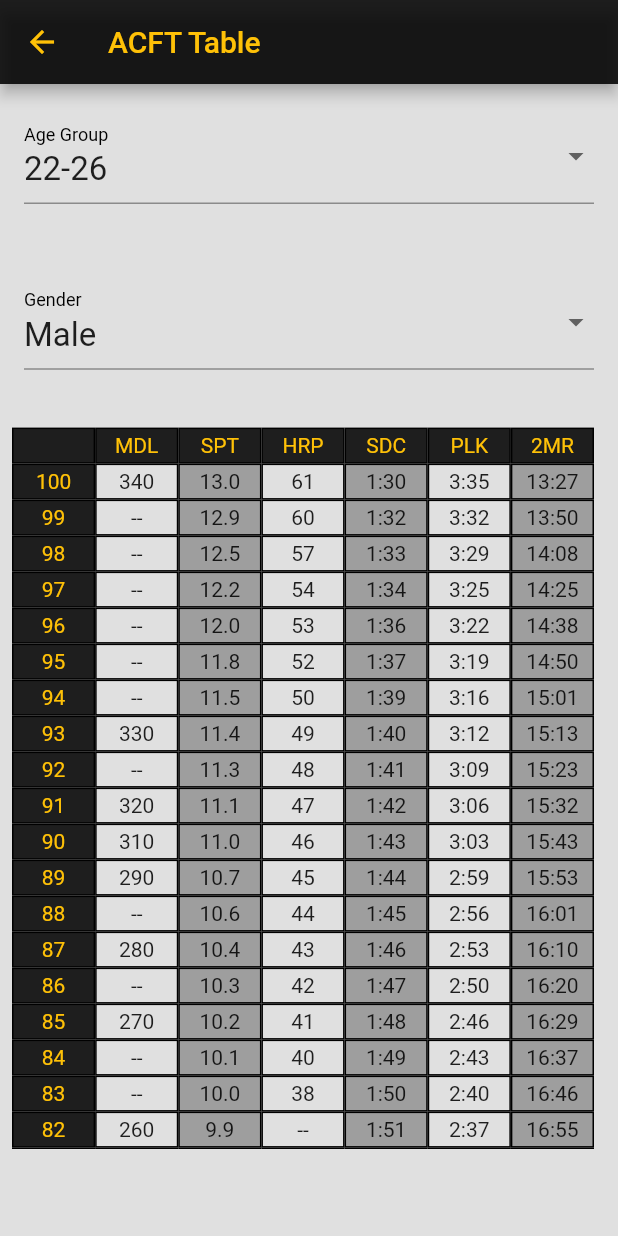
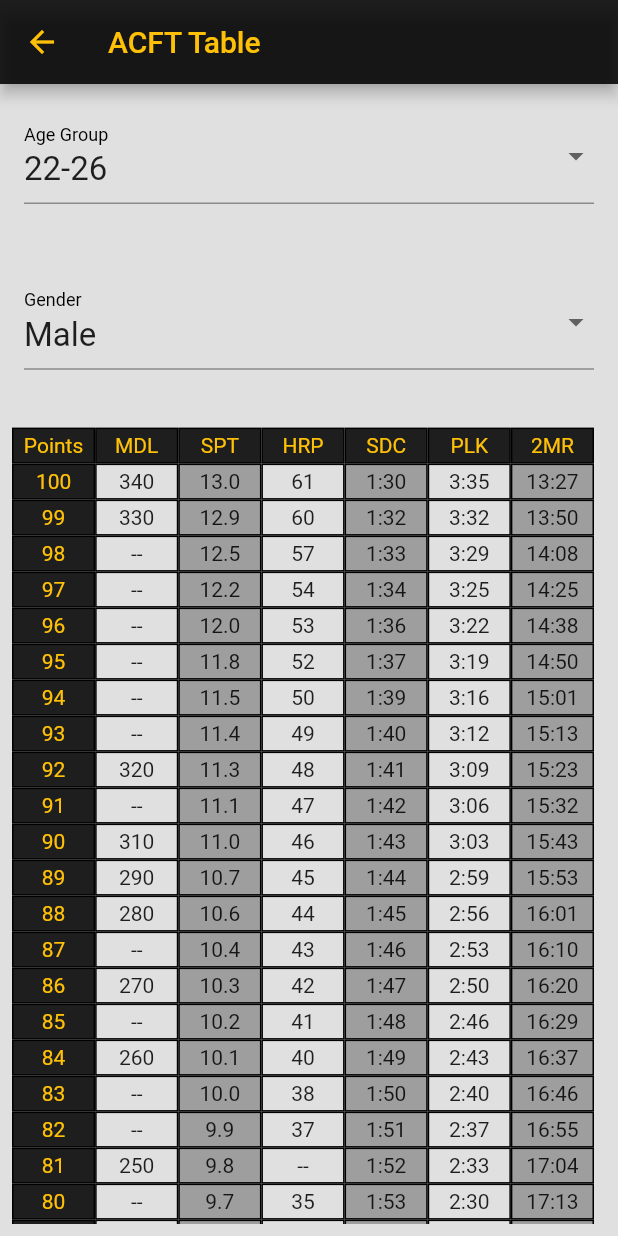
Before and after one commit to nonComBen/army_fitness_calculator, a Flutter app: the screen it shows after launch, scrolled down 576 dp, after a tap on the "table chart" icon, on a phone screen of 412 x 824 dp. Run offline on Flutter 3.47's test engine with Material 2 defaults, Android fonts, the phone set to English and light mode, and no system bars; drawn by our look-alikes of google_mobile_ads; our stand-ins replace charts_flutter, cloud_functions, firebase_analytics, firebase_core, firebase_crashlytics, flutter_riverpod and 6 more; missing offline and left inert: pull_down_button, rate_my_app, syncfusion_flutter_pdf; accounts and stored records are empty; network calls fail.

Commit message:
fix acft table and calculations

```diff
--- a/lib/calculators/hrp_calculator.dart
+++ b/lib/calculators/hrp_calculator.dart
@@ -5,11 +5,7 @@ int getHrpScore(int pushups, int ageGroup, bool male) {
   if (pushups >= hrpTable[0][ageIndex]) return 100;
   for (int i = 0; i < hrpTable.length; i++) {
     if (hrpTable[i][ageIndex] <= pushups) {
-      if (pushups == hrpTable[i][ageIndex]) {
-        return hrpTable[i][0];
-      } else if (i < hrpTable.length - 1) {
-        return hrpTable[i + 1][0];
-      }
+      return hrpTable[i][0];
     }
   }
   return 0;
--- a/lib/calculators/mdl_calculator.dart
+++ b/lib/calculators/mdl_calculator.dart
@@ -3,13 +3,9 @@ import '../constants/mdl_table.dart';
 int getMdlScore(int weight, int ageGroup, bool male) {
   int ageIndex = male ? ageGroup * 2 - 1 : ageGroup * 2;
   if (weight >= mdlTable[0][ageIndex]) return 100;
-  for (int i = mdlTable.length - 1; i >= 0; i--) {
-    if (mdlTable[i][ageIndex] >= weight) {
-      if (weight == mdlTable[i][ageIndex]) {
-        return mdlTable[i][0];
-      } else if (i < mdlTable.length - 1) {
-        return mdlTable[i + 1][0];
-      }
+  for (int i = 0; i < mdlTable.length; i++) {
+    if (weight >= mdlTable[i][ageIndex]) {
+      return mdlTable[i][0];
     }
   }
   return 0;
--- a/lib/calculators/spt_calculator.dart
+++ b/lib/calculators/spt_calculator.dart
@@ -3,13 +3,9 @@ import '../constants/spt_table.dart';
 int getSptScore(double dist, int ageGroup, bool male) {
   int ageIndex = male ? ageGroup * 2 - 1 : ageGroup * 2;
   if (dist >= sptTable[0][ageIndex]) return 100;
-  for (int i = sptTable.length - 1; i >= 0; i--) {
-    if (sptTable[i][ageIndex] >= dist) {
-      if (dist == sptTable[i][ageIndex]) {
-        return sptTable[i][0].toInt();
-      } else if (i < sptTable.length - 1) {
-        return sptTable[i + 1][0].toInt();
-      }
+  for (int i = 0; i < sptTable.length; i++) {
+    if (dist >= sptTable[i][ageIndex]) {
+      return sptTable[i][0].toInt();
     }
   }
   return 0;
--- a/lib/constants/spt_table.dart
+++ b/lib/constants/spt_table.dart
@@ -355,7 +355,7 @@ const List<List<double>> sptTable = [
     10.3,
     6.3,
     10.2,
-    6.0,
+    6.1,
     9.7,
     6.0,
     9.2,
@@ -378,7 +378,7 @@ const List<List<double>> sptTable = [
     10.2,
     6.3,
     10.1,
-    5.9,
+    6.0,
     9.6,
     5.9,
     9.1,
@@ -401,7 +401,7 @@ const List<List<double>> sptTable = [
     10.1,
     6.2,
     9.9,
-    5.8,
+    5.9,
     9.5,
     5.8,
     9.0,
--- a/lib/pages/apft_page.dart
+++ b/lib/pages/apft_page.dart
@@ -572,9 +572,10 @@ class _ApftPageState extends ConsumerState<ApftPage> {
                           GridBox(
                             title: puScore.toString(),
                             background: puPass ? backgroundColor : failColor,
+                            textColor:
+                                puPass ? getTextColor(context) : Colors.white,
                             width: 60,
                             height: 40,
-                            borderColor: Colors.white,
                             borderBottomLeft: 8,
                             borderBottomRight: 8,
                             borderTopLeft: 8,
@@ -724,9 +725,10 @@ class _ApftPageState extends ConsumerState<ApftPage> {
                           GridBox(
                             title: suScore.toString(),
                             background: suPass ? backgroundColor : failColor,
+                            textColor:
+                                suPass ? getTextColor(context) : Colors.white,
                             width: 60,
                             height: 40,
-                            borderColor: Colors.white,
                             borderBottomLeft: 8,
                             borderBottomRight: 8,
                             borderTopLeft: 8,
@@ -920,9 +922,10 @@ class _ApftPageState extends ConsumerState<ApftPage> {
                           GridBox(
                             title: runScore.toString(),
                             background: runPass ? backgroundColor : failColor,
+                            textColor:
+                                runPass ? getTextColor(context) : Colors.white,
                             width: 60,
                             height: 40,
-                            borderColor: Colors.white,
                             borderBottomLeft: 8,
                             borderBottomRight: 8,
                             borderTopLeft: 8,
@@ -1112,6 +1115,8 @@ class _ApftPageState extends ConsumerState<ApftPage> {
                         GridBox(
                           title: totalScore.toString(),
                           background: totalPass ? backgroundColor : failColor,
+                          textColor:
+                              totalPass ? getTextColor(context) : Colors.white,
                           isTotal: true,
                           borderBottomLeft: 12.0,
                           borderBottomRight: 12.0,
--- a/lib/pages/tabs/acft_page.dart
+++ b/lib/pages/tabs/acft_page.dart
@@ -699,9 +699,10 @@ class AcftPageState extends ConsumerState<AcftPage> {
                         GridBox(
                           title: mdlScore.toString(),
                           background: mdlPass ? backgroundColor : failColor,
+                          textColor:
+                              mdlPass ? getTextColor(context) : Colors.white,
                           width: 60,
                           height: 40,
-                          borderColor: Colors.white,
                           borderBottomLeft: 8,
                           borderBottomRight: 8,
                           borderTopLeft: 8,
@@ -875,9 +876,10 @@ class AcftPageState extends ConsumerState<AcftPage> {
                         GridBox(
                           title: sptScore.toString(),
                           background: sptPass ? backgroundColor : failColor,
+                          textColor:
+                              sptPass ? getTextColor(context) : Colors.white,
                           width: 60,
                           height: 40,
-                          borderColor: Colors.white,
                           borderBottomLeft: 8,
                           borderBottomRight: 8,
                           borderTopLeft: 8,
@@ -1053,9 +1055,10 @@ class AcftPageState extends ConsumerState<AcftPage> {
                         GridBox(
                           title: hrpScore.toString(),
                           background: hrpPass ? backgroundColor : failColor,
+                          textColor:
+                              hrpPass ? getTextColor(context) : Colors.white,
                           width: 60,
                           height: 40,
-                          borderColor: Colors.white,
                           borderBottomLeft: 8,
                           borderBottomRight: 8,
                           borderTopLeft: 8,
@@ -1263,9 +1266,10 @@ class AcftPageState extends ConsumerState<AcftPage> {
                         GridBox(
                           title: sdcScore.toString(),
                           background: sdcPass ? backgroundColor : failColor,
+                          textColor:
+                              sdcPass ? getTextColor(context) : Colors.white,
                           width: 60,
                           height: 40,
-                          borderColor: Colors.white,
                           borderBottomLeft: 8,
                           borderBottomRight: 8,
                           borderTopLeft: 8,
@@ -1551,9 +1555,10 @@ class AcftPageState extends ConsumerState<AcftPage> {
                         GridBox(
                           title: plankScore.toString(),
                           background: plkPass ? backgroundColor : failColor,
+                          textColor:
+                              plkPass ? getTextColor(context) : Colors.white,
                           width: 60,
                           height: 40,
-                          borderColor: Colors.white,
                           borderBottomLeft: 8,
                           borderBottomRight: 8,
                           borderTopLeft: 8,
@@ -1828,9 +1833,10 @@ class AcftPageState extends ConsumerState<AcftPage> {
                         GridBox(
                           title: runScore.toString(),
                           background: runPass ? backgroundColor : failColor,
+                          textColor:
+                              runPass ? getTextColor(context) : Colors.white,
                           width: 60,
                           height: 40,
-                          borderColor: Colors.white,
                           borderBottomLeft: 8,
                           borderBottomRight: 8,
                           borderTopLeft: 8,
@@ -1983,6 +1989,8 @@ class AcftPageState extends ConsumerState<AcftPage> {
                       GridBox(
                         title: total.toString(),
                         background: totalPass ? backgroundColor : failColor,
+                        textColor:
+                            totalPass ? getTextColor(context) : Colors.white,
                         isTotal: true,
                         borderBottomLeft: 12.0,
                         borderBottomRight: 12.0,
--- a/lib/providers/premium_state_provider.dart
+++ b/lib/providers/premium_state_provider.dart
@@ -4,9 +4,9 @@ final premiumStateProvider =
     StateNotifierProvider<PremiumState, bool>((ref) => PremiumState());
 
 class PremiumState extends StateNotifier<bool> {
-  PremiumState() : super(false);
+  PremiumState() : super(true);
 
   void setState(bool isPremium) {
-    state = isPremium;
+    state = true;
   }
 }
--- a/lib/widgets/acft_table.dart
+++ b/lib/widgets/acft_table.dart
@@ -26,6 +26,7 @@ class AcftTable extends StatelessWidget {
       child: Row(
         children: [
           AcftTableColumn(
+            header: 'Points',
             table: mdlTable,
           ),
           AcftTableColumn(
--- a/lib/widgets/acft_table_column.dart
+++ b/lib/widgets/acft_table_column.dart
@@ -26,8 +26,8 @@ class AcftTableColumn extends StatelessWidget {
       }
       return title;
     }).toList();
-    for (int i = 0; i < list.length - 1; i++) {
-      if (list[i] == list[i + 1]) {
+    for (int i = list.length - 1; i >= 0; i--) {
+      if (i != 0 && list[i] == list[i - 1]) {
         list[i] = '--';
       }
     }
--- a/lib/widgets/grid_box.dart
+++ b/lib/widgets/grid_box.dart
@@ -1,3 +1,4 @@
+import 'package:acft_calculator/methods/theme_methods.dart';
 import 'package:flutter/material.dart';
 
 class GridBox extends StatelessWidget {
@@ -9,7 +10,6 @@ class GridBox extends StatelessWidget {
     this.height,
     this.background,
     this.textColor,
-    this.borderColor = Colors.black,
     this.borderBottomLeft = 0.0,
     this.borderBottomRight = 0.0,
     this.borderTopLeft = 0.0,
@@ -21,7 +21,6 @@ class GridBox extends StatelessWidget {
   final double? height;
   final Color? background;
   final Color? textColor;
-  final Color borderColor;
   final double borderTopLeft;
   final double borderTopRight;
   final double borderBottomLeft;
@@ -43,7 +42,7 @@ class GridBox extends StatelessWidget {
           ),
         ),
         decoration: BoxDecoration(
-          border: Border.all(color: borderColor),
+          border: Border.all(color: getTextColor(context)),
           color: background,
           borderRadius: BorderRadius.only(
             topLeft: Radius.circular(borderTopLeft),
--- a/lib/widgets/platform_widgets/platform_expansion_list_tile.dart
+++ b/lib/widgets/platform_widgets/platform_expansion_list_tile.dart
@@ -95,24 +95,18 @@ class _IOSExpansionTileState extends State<IOSExpansionTile> {
   Widget build(BuildContext context) {
     return Column(
       children: [
-        DecoratedBox(
-          decoration: BoxDecoration(
-            borderRadius: BorderRadius.circular(8),
-          ),
-          child: CupertinoListTile(
+        CupertinoListTile(
           padding: EdgeInsets.all(12),
           title: widget.title,
           leading: widget.leading,
           trailing:
               isTrailingIcon && isExpanded ? rotatedIcon : widget.trailing,
-            backgroundColor:
-                !isExpanded ? widget.collapsedBackgroundColor : null,
+          backgroundColor: !isExpanded ? widget.collapsedBackgroundColor : null,
           onTap: () {
             setState(() {
               isExpanded = !isExpanded;
             });
           },
-          ),
         ),
         if (isExpanded)
           Container(
```
Also changed, not shown: pubspec.yaml (+17 -17 lines), 1 other file. Lines whose indentation alone changed are shown as unchanged.
